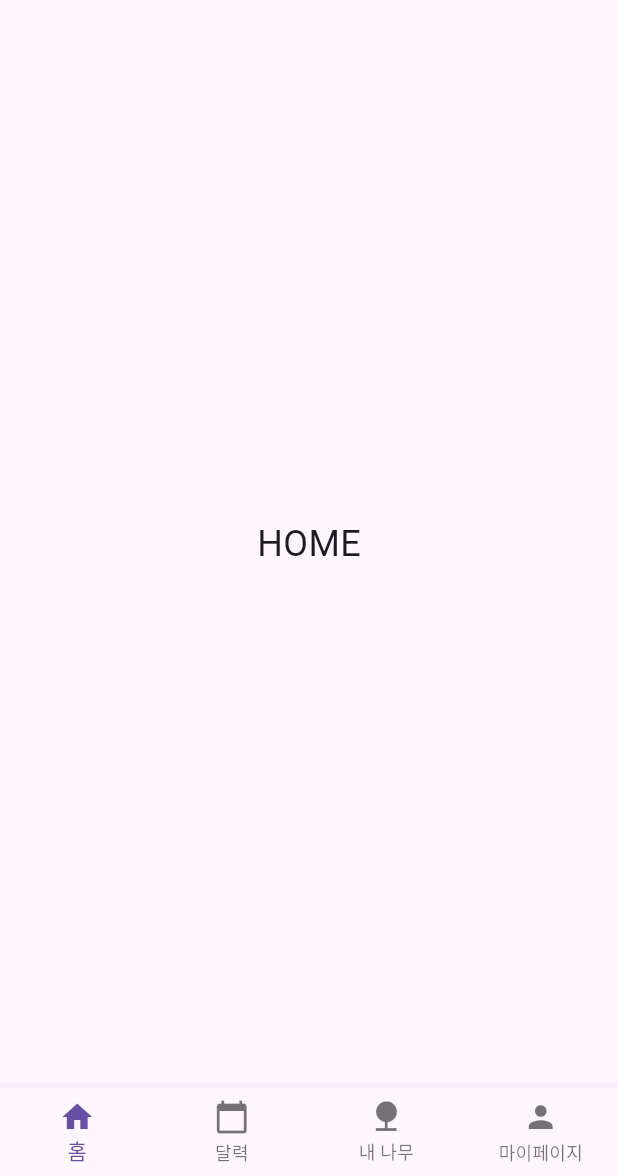
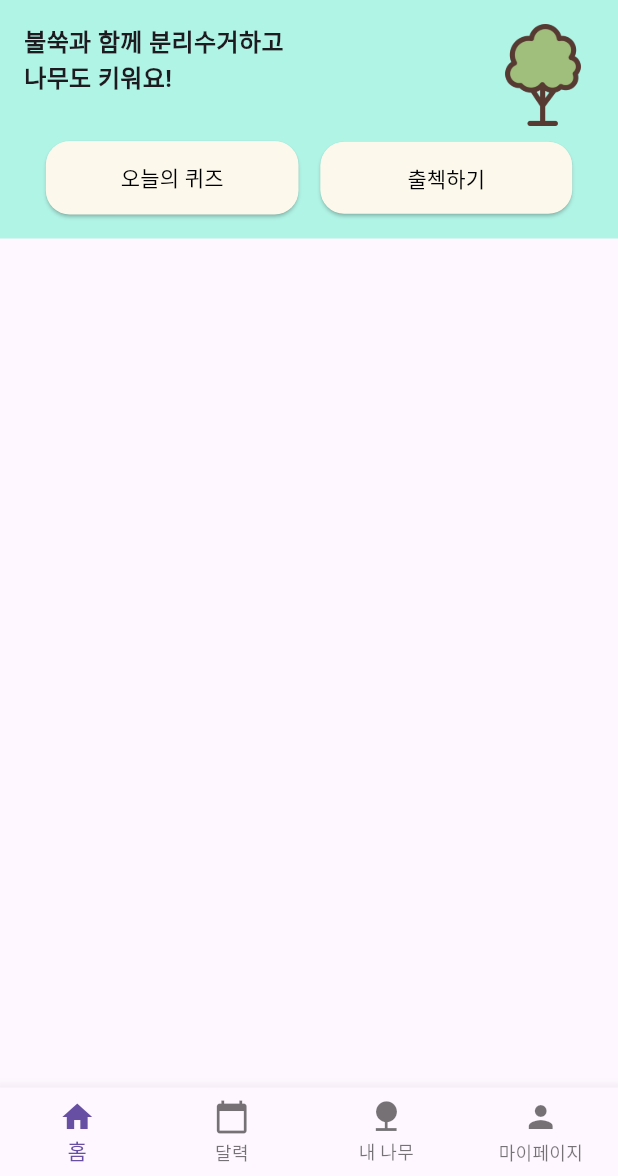
Before and after one commit to ahndongkyu/bulssuk_front, a Flutter app: the HomePage screen opened by its route, on a phone screen of 412 x 824 dp, the part 60-1236 px from its top. Run offline on Flutter 3.47's test engine with Material 3 defaults, Android fonts, the phone set to English and light mode, and no system bars; our stand-ins replace flutter_secure_storage; accounts and stored records are empty.

Commit message:
home_connect

```diff
--- a/lib/home/home.dart
+++ b/lib/home/home.dart
@@ -1,16 +1,82 @@
 import 'package:flutter/material.dart';
+// import 'reupcycling_page.dart';
+// import 'recyclingMenu_page.dart';
 import '../widgets/top_nav.dart'; // 상단 네비게이션 가져오기
 import '../widgets/bottom_nav.dart'; // 하단 네비게이션 가져오기
 
 class HomePage extends StatelessWidget {
+  const HomePage({super.key});
+
   @override
   Widget build(BuildContext context) {
     return Scaffold(
       appBar: TopNavigationSection(), // 상단 네비게이션
-      body: Center(
-        child: Text(
-          'HOME',
-          style: TextStyle(fontSize: 24), // 본문 텍스트 크기
+      body: SingleChildScrollView(
+        child: Column(
+          crossAxisAlignment: CrossAxisAlignment.start,
+          children: [
+            // 1. event 영역
+            Container(
+              color: const Color(0xFFB0F4E6),
+              padding: const EdgeInsets.all(16.0),
+              child: Column(
+                children: [
+                  Row(
+                    crossAxisAlignment: CrossAxisAlignment.start,
+                    children: [
+                      const Expanded(
+                        child: Text(
+                          '불쑥과 함께 분리수거하고\n나무도 키워요!',
+                          style: TextStyle(
+                            fontSize: 16,
+                            fontWeight: FontWeight.bold,
+                          ),
+                        ),
+                      ),
+                      Image.asset(
+                        'assets/tree2.png',
+                        width: 68,
+                        height: 68,
+                        fit: BoxFit.cover,
+                      ),
+                    ],
+                  ),
+                  const SizedBox(height: 10),
+                  Row(
+                    mainAxisAlignment: MainAxisAlignment.spaceEvenly,
+                    children: [
+                      ElevatedButton(
+                        onPressed: () {},
+                        style: ElevatedButton.styleFrom(
+                          backgroundColor: const Color(0xFFFCF9EC),
+                          foregroundColor: Colors.black,
+                          padding: const EdgeInsets.symmetric(horizontal: 50, vertical: 14),
+                          shape: RoundedRectangleBorder(
+                            borderRadius: BorderRadius.circular(16),
+                          ),
+                        ),
+                        child: const Text('오늘의 퀴즈'),
+                      ),
+                      ElevatedButton(
+                        onPressed: () {},
+                        style: ElevatedButton.styleFrom(
+                          backgroundColor: const Color(0xFFFCF9EC),
+                          foregroundColor: Colors.black,
+                          padding: const EdgeInsets.symmetric(horizontal: 58, vertical: 14),
+                          shape: RoundedRectangleBorder(
+                            borderRadius: BorderRadius.circular(16),
+                          ),
+                        ),
+                        child: const Text('출첵하기'),
+                      ),
+                    ],
+                  ),
+                ],
+              ),
+            ),
+            const SizedBox(height: 20),
+            // 추가적인 UI 요소들 (뉴스, 가이드 등) 기존 코드에서 가져오기
+          ],
         ),
       ),
       bottomNavigationBar: BottomNavigationSection(), // 하단 네비게이션 바
```
